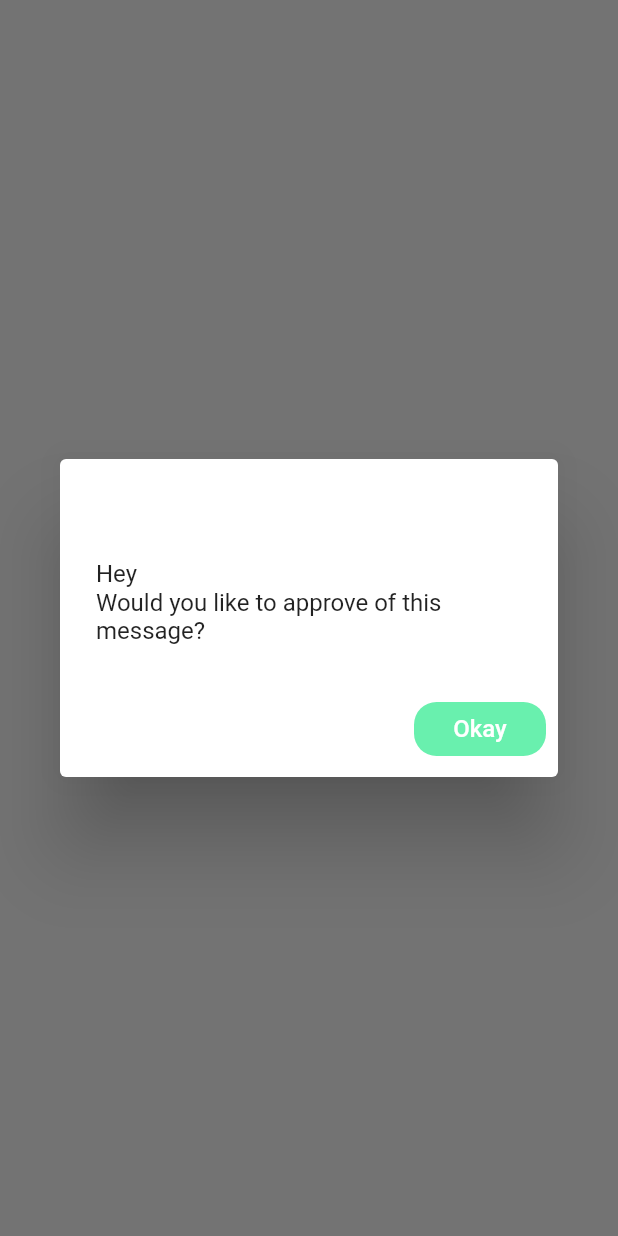
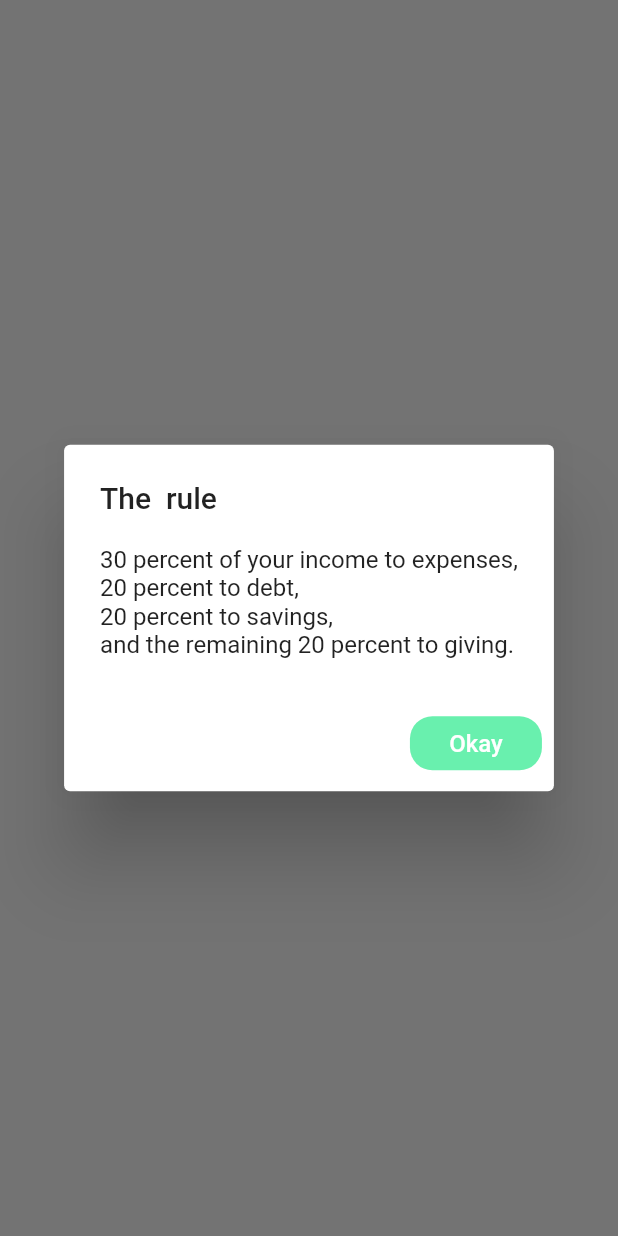
Before and after one commit to agustinustheo/ekonome, a Flutter app: what showDescription() shows on an empty page, opened directly with empty values, on a phone screen of 412 x 824 dp. Run offline on Flutter 3.47's test engine with Material 2 defaults, Android fonts, the light colour scheme and no system bars; our stand-ins replace cloud_firestore, firebase_auth, google_fonts, rflutter_alert, rxdart, shared_preferences and 1 more; missing offline and left inert: grouped_buttons; accounts and stored records are empty.

Commit message:
fix: Adjusting Popup Explanation when selecting templates, Adding App Logo

```diff
--- a/lib/widgets/radiobutton_widget.dart
+++ b/lib/widgets/radiobutton_widget.dart
@@ -21,30 +21,37 @@ class _RadioButtonListState extends State<RadioButtonList> {
       padding: const EdgeInsets.symmetric(horizontal: 10),
       width: double.infinity,
       height: 180,
-
       child: RadioButtonGroup(
         onSelected: this.widget.function,
         labels: this.widget.list,
-        itemBuilder: (Radio cb, Text txt, int i){
+        itemBuilder: (Radio cb, Text txt, int i) {
           return Flexible(
             child: Row(
               children: <Widget>[
                 cb,
-                Expanded(
-                  flex: 10,
-                  child: txt),
-                helpbutton(
-                    () => showDescription(txt.data, context),
-                    icon: Icon(Icons.help),
-                    radius: 10.0
-                )
+                Expanded(flex: 10, child: txt),
+                helpbutton(() => showDescription(txt.data, context),
+                    icon: Icon(Icons.help), radius: 10.0)
               ],
-            )
+            ),
           );
         },
-      )
+      ),
     );
   }
+}
+
+Widget _buildExplanation(String title) {
+  return Center(
+    child: title == "40/30/20"
+        ? Text(
+            "40 percent of your income are allocated to your daily needs expenses, \n30 percent of it distributed as wants,\nand the remaining 20 percent are considered as savings.")
+        : title == "50/40/10"
+            ? Text(
+                "50 percent of your income are allocated to daily needs expenses, \n40 percent to savings,\nand the remaining 10 percent to debt.")
+            : Text(
+                "30 percent of your income to expenses,\n20 percent to debt,\n20 percent to savings,\nand the remaining 20 percent to giving."),
+  );
 }
 
 Future<void> showDescription(String title, BuildContext context) async {
@@ -53,12 +60,11 @@ Future<void> showDescription(String title, BuildContext context) async {
     barrierDismissible: false,
     builder: (BuildContext context) {
       return AlertDialog(
-          title: Text(title),
+        title: Text("The $title rule"),
         content: SingleChildScrollView(
           child: ListBody(
             children: <Widget>[
-                Text('Hey'),
-                Text('Would you like to approve of this message?'),
+              _buildExplanation(title),
             ],
           ),
         ),
```
Also changed, not shown: pubspec.yaml (+8 -1 lines), assets/launcher/icon.png (added), pubspec.lock, 17 other files. Lines whose indentation alone changed are shown as unchanged.
